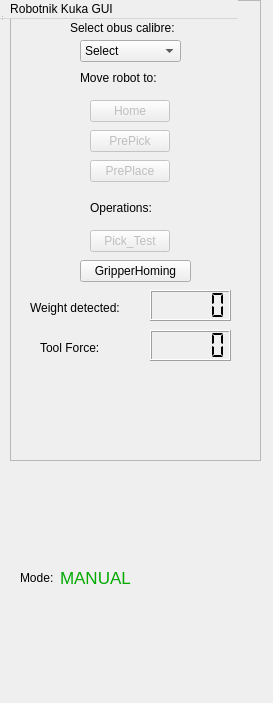
Before: the Qt Designer form resource/RqtKuka.ui in asoriano1/rqt_kuka, drawn with Qt 5.
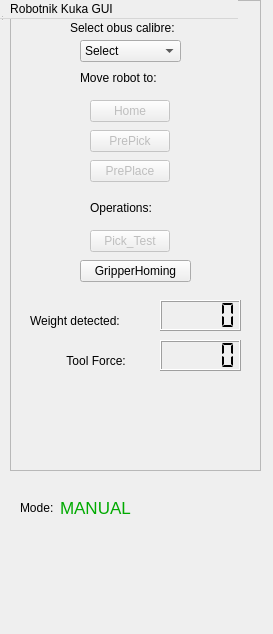
After: the same form once the commit is applied. Icons and pictures are not drawn.

```diff
--- a/resource/RqtKuka.ui
+++ b/resource/RqtKuka.ui
@@ -7,7 +7,7 @@
     <x>0</x>
     <y>0</y>
     <width>273</width>
-    <height>703</height>
+    <height>634</height>
    </rect>
   </property>
   <property name="windowTitle">
@@ -19,7 +19,7 @@
      <x>0</x>
      <y>0</y>
      <width>271</width>
-     <height>471</height>
+     <height>481</height>
     </rect>
    </property>
    <widget class="QFrame" name="frame">
@@ -28,7 +28,7 @@
       <x>10</x>
       <y>0</y>
       <width>251</width>
-      <height>461</height>
+      <height>471</height>
      </rect>
     </property>
     <property name="frameShape">
@@ -41,7 +41,7 @@
      <property name="geometry">
       <rect>
        <x>20</x>
-       <y>370</y>
+       <y>380</y>
        <width>211</width>
        <height>81</height>
       </rect>
@@ -99,7 +99,7 @@
       <rect>
        <x>60</x>
        <y>20</y>
-       <width>121</width>
+       <width>141</width>
        <height>16</height>
       </rect>
      </property>
@@ -111,9 +111,9 @@
      <property name="geometry">
       <rect>
        <x>20</x>
-       <y>300</y>
-       <width>111</width>
-       <height>16</height>
+       <y>310</y>
+       <width>121</width>
+       <height>21</height>
       </rect>
      </property>
      <property name="text">
@@ -123,21 +123,21 @@
     <widget class="QLabel" name="tool_force_label">
      <property name="geometry">
       <rect>
-       <x>30</x>
-       <y>340</y>
-       <width>111</width>
-       <height>16</height>
+       <x>50</x>
+       <y>350</y>
+       <width>121</width>
+       <height>21</height>
       </rect>
      </property>
      <property name="text">
-      <string>Tool Force:</string>
+      <string>  Tool Force:</string>
      </property>
     </widget>
     <widget class="QLCDNumber" name="tool_force_lcdNumber">
      <property name="geometry">
       <rect>
-       <x>140</x>
-       <y>330</y>
+       <x>150</x>
+       <y>340</y>
        <width>81</width>
        <height>31</height>
       </rect>
@@ -213,8 +213,8 @@
     <widget class="QLCDNumber" name="weight_lcdNumber">
      <property name="geometry">
       <rect>
-       <x>140</x>
-       <y>290</y>
+       <x>150</x>
+       <y>300</y>
        <width>81</width>
        <height>31</height>
       </rect>
@@ -231,7 +231,7 @@
       <rect>
        <x>70</x>
        <y>70</y>
-       <width>91</width>
+       <width>101</width>
        <height>16</height>
       </rect>
      </property>
@@ -297,7 +297,7 @@
    <property name="geometry">
     <rect>
      <x>20</x>
-     <y>570</y>
+     <y>500</y>
      <width>41</width>
      <height>16</height>
     </rect>
@@ -310,7 +310,7 @@
    <property name="geometry">
     <rect>
      <x>60</x>
-     <y>570</y>
+     <y>500</y>
      <width>141</width>
      <height>16</height>
     </rect>
@@ -334,7 +334,7 @@
    <property name="geometry">
     <rect>
      <x>10</x>
-     <y>600</y>
+     <y>530</y>
      <width>281</width>
      <height>41</height>
     </rect>
@@ -347,7 +347,7 @@
    <property name="geometry">
     <rect>
      <x>20</x>
-     <y>650</y>
+     <y>580</y>
      <width>201</width>
      <height>41</height>
     </rect>
```
Left out of the diff: 2 changed lines with no effect on the pictures.
